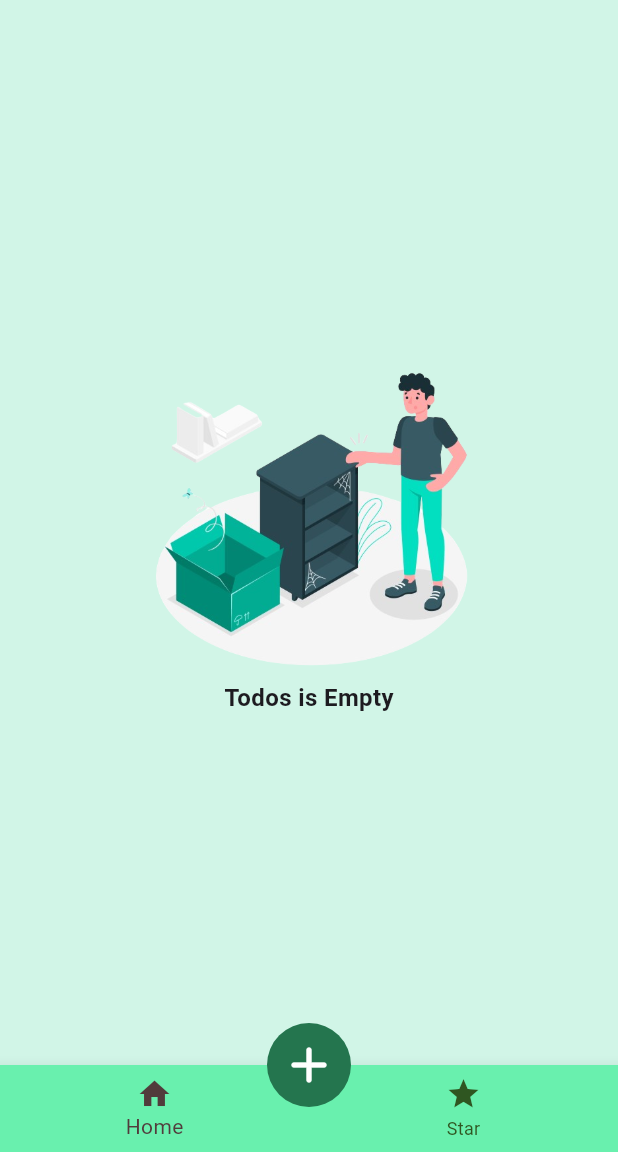
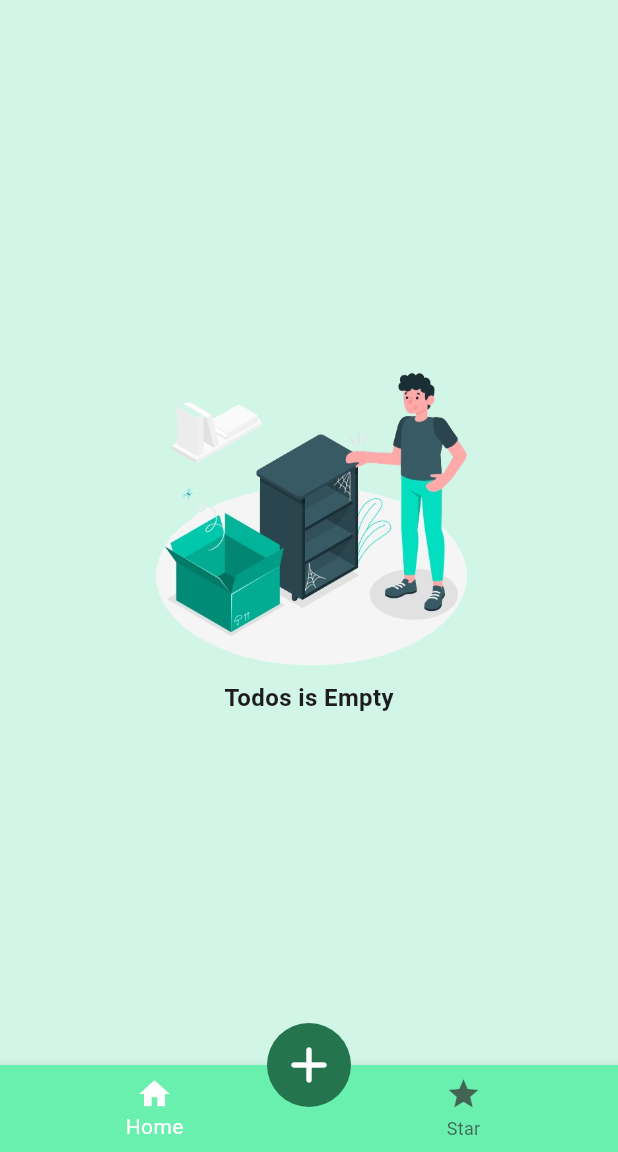
Before and after one commit to raihansyahrin/todolist-motion, a Flutter app: the screen it shows after launch, on a phone screen of 412 x 824 dp, the part 84-1236 px from its top. Run offline on Flutter 3.47's test engine with Material 3 defaults, Android fonts, the phone set to English and light mode, and no system bars; our stand-ins replace cloud_firestore, firebase_core; accounts and stored records are empty.

Commit message:
refactor: fix all import, add padding above single child scroll view

```diff
--- a/lib/main.dart
+++ b/lib/main.dart
@@ -1,11 +1,11 @@
 import 'package:firebase_core/firebase_core.dart';
 import 'package:flutter/material.dart';
 
-import 'package:todolist_motion/app/presentation/controller/home_controller.dart';
-import 'package:todolist_motion/app/presentation/pages/home_page.dart';
-import 'package:todolist_motion/app/presentation/pages/starred_page.dart';
-import 'package:todolist_motion/app/presentation/widget/custom_elevated_button_widget.dart';
-import 'package:todolist_motion/app/presentation/widget/custom_text_field_widget.dart';
+import 'app/presentation/controller/home_controller.dart';
+import 'app/presentation/pages/home_page.dart';
+import 'app/presentation/pages/starred_page.dart';
+import 'app/presentation/widget/custom_elevated_button_widget.dart';
+import 'app/presentation/widget/custom_text_field_widget.dart';
 import 'firebase_options.dart';
 
 void main() async {
@@ -73,17 +73,22 @@ class _BottomNavBarState extends State<BottomNavBar> {
                 top: Radius.circular(20),
               ),
             ),
+            isScrollControlled: true,
             builder: (context) {
-              return SingleChildScrollView(
+              return Padding(
+                padding: MediaQuery.of(context).viewInsets,
+                child: SingleChildScrollView(
                   child: Padding(
                     padding: const EdgeInsets.all(24),
                     child: Column(
                       mainAxisAlignment: MainAxisAlignment.end,
                       crossAxisAlignment: CrossAxisAlignment.center,
                       children: [
-                      basicTextField('Add New Task',
+                        basicTextField(
+                          'Add New Task',
                           controller: controller.textEditingController,
-                          hintText: 'New Task'),
+                          hintText: 'New Task',
+                        ),
                         Row(
                           mainAxisAlignment: MainAxisAlignment.end,
                           children: [
@@ -106,6 +111,7 @@ class _BottomNavBarState extends State<BottomNavBar> {
                       ],
                     ),
                   ),
+                ),
               );
             },
           );
@@ -114,8 +120,9 @@ class _BottomNavBarState extends State<BottomNavBar> {
       bottomNavigationBar: BottomNavigationBar(
         currentIndex: _currentIndex,
         backgroundColor: Colors.greenAccent,
-        selectedItemColor: const Color.fromARGB(255, 81, 60, 60),
-        unselectedItemColor: const Color.fromARGB(255, 47, 86, 33),
+        selectedItemColor: Colors.white,
+        unselectedItemColor:
+            const Color.fromARGB(255, 57, 66, 62).withOpacity(0.8),
         onTap: (index) {
           setState(() {
             _currentIndex = index;
```
Lines whose indentation alone changed are shown as unchanged.
